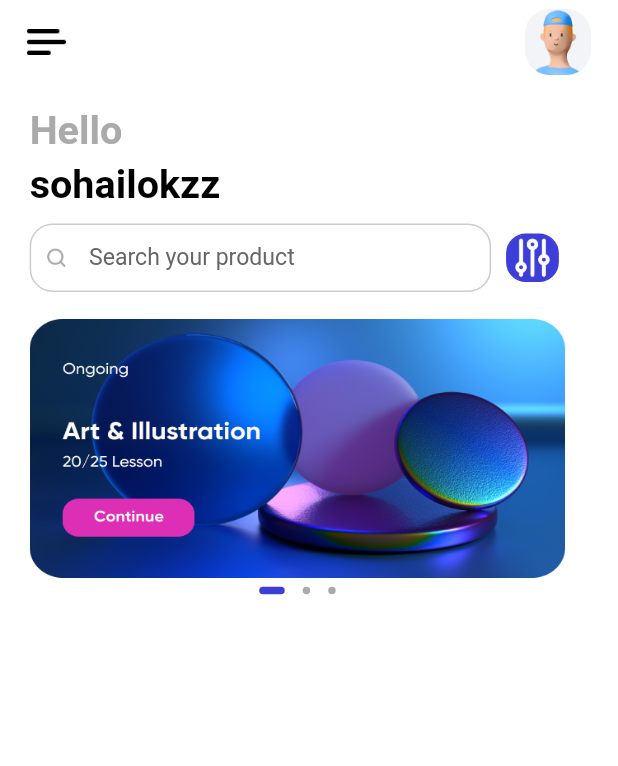
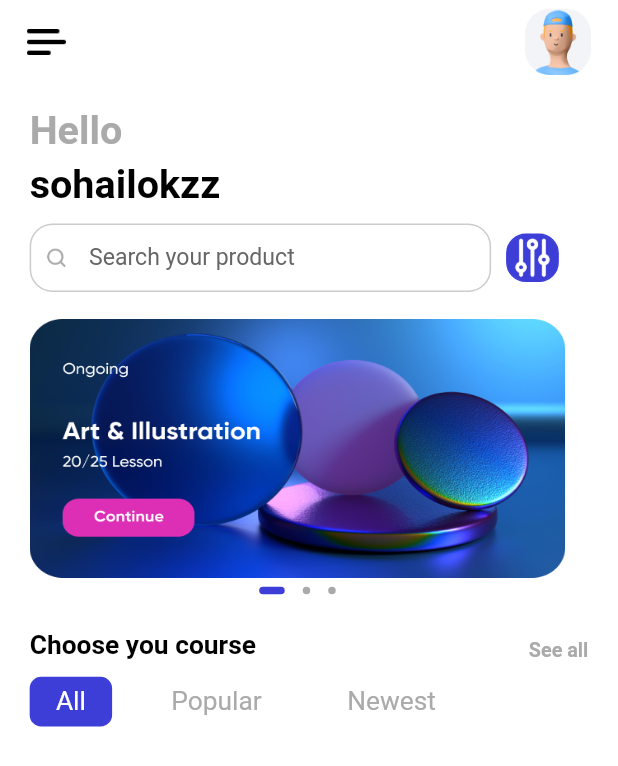
Before and after one commit to sohailokzz/ecom_bloc_state, a Flutter app: the HomePage screen opened directly, on a phone screen of 412 x 824 dp. Shown: the top 766 px of the screen. Run offline on Flutter 3.47's test engine with Material 2 defaults, Android fonts, the phone set to English and light mode, and no system bars; drawn by our look-alikes of dots_indicator; our stand-ins replace firebase_auth, firebase_core, flutter_bloc, flutter_screenutil, fluttertoast, shared_preferences; accounts and stored records are empty.

Commit message:
Work on HomePage

```diff
--- a/lib/presentation/pages/home/home_page.dart
+++ b/lib/presentation/pages/home/home_page.dart
@@ -41,10 +41,14 @@ class HomePage extends StatelessWidget {
                   context: context,
                   state: state,
                 ),
+                18.myPh,
+                menuView(),
+                10.myPh,
               ],
             );
           },
-          )),
+        ),
+      ),
     );
   }
 }
--- a/lib/presentation/pages/home/home_widgets/home_page_widgets.dart
+++ b/lib/presentation/pages/home/home_widgets/home_page_widgets.dart
@@ -194,3 +194,87 @@ Widget sliderMenu({
     ],
   );
 }
+
+Widget menuView() {
+  return Column(
+    children: [
+      Row(
+        mainAxisAlignment: MainAxisAlignment.spaceBetween,
+        crossAxisAlignment: CrossAxisAlignment.end,
+        children: [
+          _reusableMenuText(
+            text: 'Choose you course',
+          ),
+          GestureDetector(
+            onTap: () {},
+            child: _reusableMenuText(
+              text: 'See all',
+              color: AppColors.primaryThreeElementText,
+              fontsize: 12,
+            ),
+          ),
+        ],
+      ),
+      10.myPh,
+      Row(
+        children: [
+          _resusableSubTitleMenu(text: 'All'),
+          _resusableSubTitleMenu(
+            text: 'Popular',
+            textColor: AppColors.primaryThreeElementText,
+            backGroundColor: Colors.white,
+          ),
+          _resusableSubTitleMenu(
+            text: 'Newest',
+            textColor: AppColors.primaryThreeElementText,
+            backGroundColor: Colors.white,
+          ),
+        ],
+      ),
+    ],
+  );
+}
+
+Container _resusableSubTitleMenu({
+  String? text,
+  Color textColor = AppColors.primaryElementText,
+  Color backGroundColor = AppColors.primaryElement,
+}) {
+  return Container(
+    margin: EdgeInsets.only(
+      right: 20.w,
+    ),
+    padding: EdgeInsets.symmetric(
+      horizontal: 15.w,
+      vertical: 5.h,
+    ),
+    decoration: BoxDecoration(
+      color: backGroundColor,
+      borderRadius: BorderRadius.circular(7.w),
+      border: Border.all(
+        color: backGroundColor,
+      ),
+    ),
+    child: _reusableMenuText(
+      text: text!,
+      color: textColor,
+      fontWeight: FontWeight.normal,
+    ),
+  );
+}
+
+Text _reusableMenuText({
+  String? text,
+  Color color = AppColors.primaryText,
+  int fontsize = 16,
+  FontWeight fontWeight = FontWeight.bold,
+}) {
+  return Text(
+    text!,
+    style: TextStyle(
+      fontSize: fontsize.sp,
+      color: color,
+      fontWeight: fontWeight,
+    ),
+  );
+}
```
Lines whose indentation alone changed are shown as unchanged.
